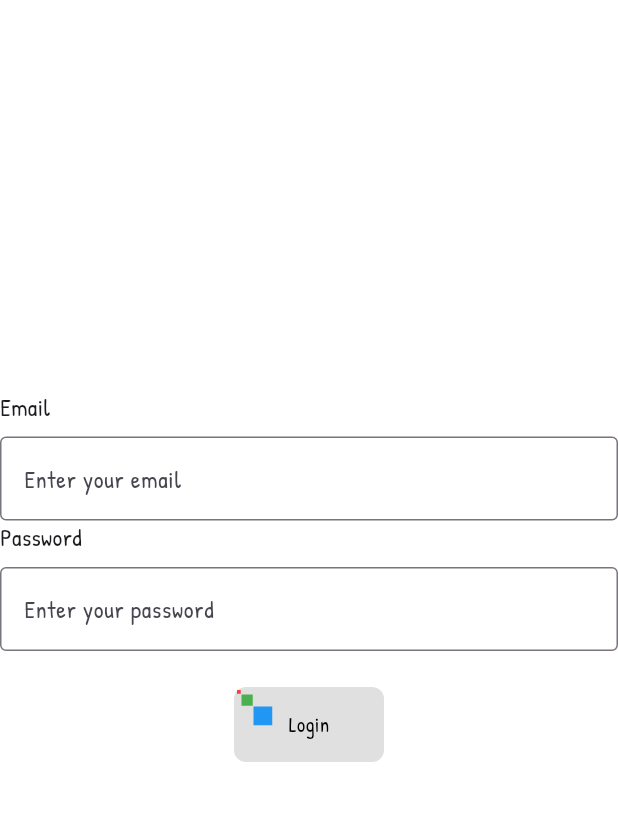
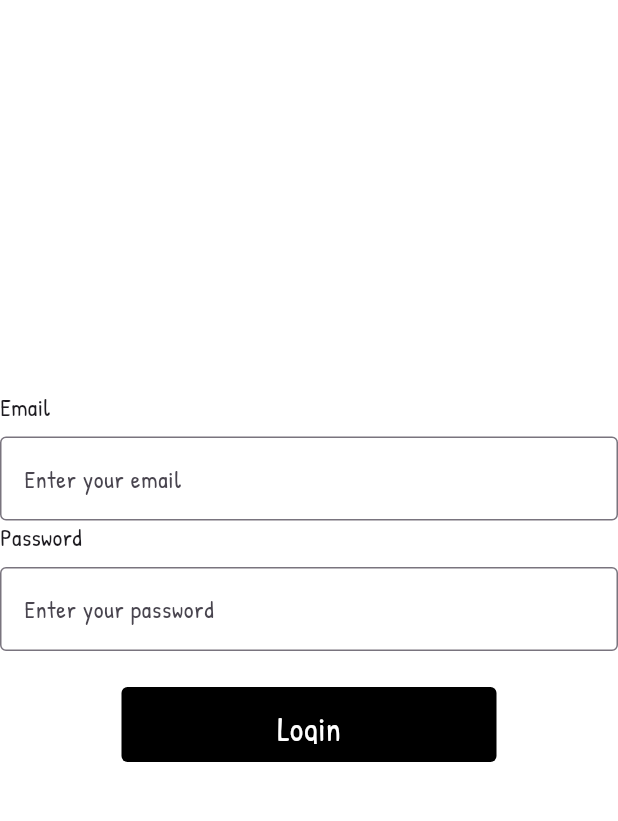
Before and after one commit to Nymmpy/nymmp_front, a Flutter app: the screen it shows after launch, after a tap on "Sign In", on a phone screen of 412 x 824 dp, the part 84-905 px from its top. Run offline on Flutter 3.47's test engine with Material 3 defaults, Android fonts, the phone set to English and light mode, and no system bars; our stand-ins replace flutter_svg.

Commit message:
update: 버튼 디자인 수정

```diff
--- a/lib/components/custom_button.dart
+++ b/lib/components/custom_button.dart
@@ -8,51 +8,32 @@ class CustomButton extends StatelessWidget {
 
   @override
   Widget build(BuildContext context) {
-    return ElevatedButton(
-      onPressed: onPressed,
-      style: ElevatedButton.styleFrom(
-        backgroundColor: Colors.transparent, // 버튼 배경 투명 처리
-        shadowColor: Colors.transparent, // 그림자 제거
-        padding: EdgeInsets.zero, // 내부 패딩 제거
+    return Container(
+      width: 250,
+      height: 50,
+      decoration: BoxDecoration(
+        color: Colors.black, // 배경색 검정
+        borderRadius: BorderRadius.circular(4), // 둥근 모서리
       ),
-      child: Container(
-        width: 100,
-        height: 50,
-        decoration: BoxDecoration(
-          color: Colors.grey[300], // 기본 배경 색상
-          borderRadius: BorderRadius.circular(8), // 둥근 모서리
+      child: ElevatedButton(
+        onPressed: onPressed,
+        style: ElevatedButton.styleFrom(
+          foregroundColor: Colors.white,
+          backgroundColor: Colors.transparent, // 텍스트 색상
+          padding: EdgeInsets.symmetric(horizontal: 24, vertical: 12), // 패딩 조정
+          elevation: 0, // 그림자 제거
+          shape: RoundedRectangleBorder(
+            // 모서리 둥글게 처리
+            borderRadius: BorderRadius.circular(4),
+          ),
         ),
-        child: Stack(
-          children: [
-            Positioned(
-              left: 2,
-              top: 2,
-              child: Container(
-                width: 2.5,
-                height: 2.5,
-                color: Colors.red,
-              ),
-            ),
-            Positioned(
-              left: 5,
-              top: 5,
-              child: Container(
-                width: 7.5,
-                height: 7.5,
-                color: Colors.green,
-              ),
-            ),
-            Positioned(
-              left: 13,
-              top: 13,
-              child: Container(
-                width: 12.5,
-                height: 12.5,
-                color: Colors.blue,
-              ),
-            ),
-            Center(child: Text(text, style: TextStyle(color: Colors.black))),
-          ],
+        child: Text(
+          text,
+          style: TextStyle(
+            fontSize: 22,
+            fontWeight: FontWeight.w400,
+            color: Colors.white, // 텍스트 색상 설정
+          ),
         ),
       ),
     );
```
